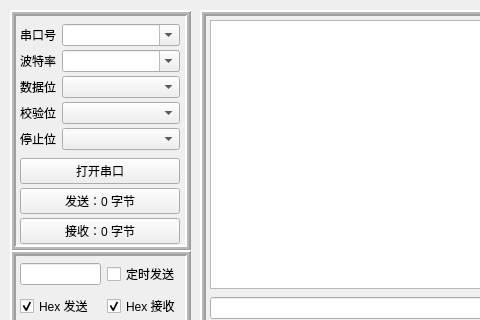
Above: form/frmcomtool.ui from KingChenFY/SerialPortTool before the change; both pictures show x 0 to 480 and y 0 to 320 of the 800 by 600 pixel window. Below: the same form after it.
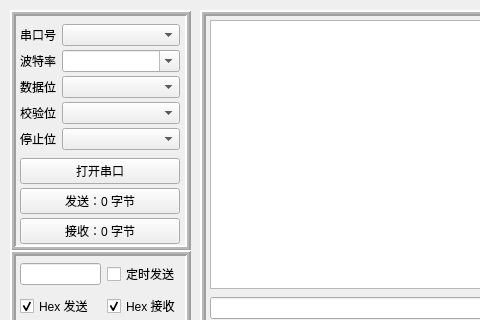
That is the form after the change. Custom widgets are drawn as their Qt base class.

Commit message: 增加不同曲线不同数据点样式和修复没有串口点打开闪退

Patch:
```diff
--- a/form/frmcomtool.ui
+++ b/form/frmcomtool.ui
@@ -95,7 +95,7 @@
        <item row="0" column="1">
         <widget class="serialportcombobox" name="ComboBox_ComNumber">
          <property name="editable">
-          <bool>true</bool>
+          <bool>false</bool>
          </property>
         </widget>
        </item>
```
Left out of the diff: 2 changed lines with no effect on the pictures. The commit also changes 2 other files.
